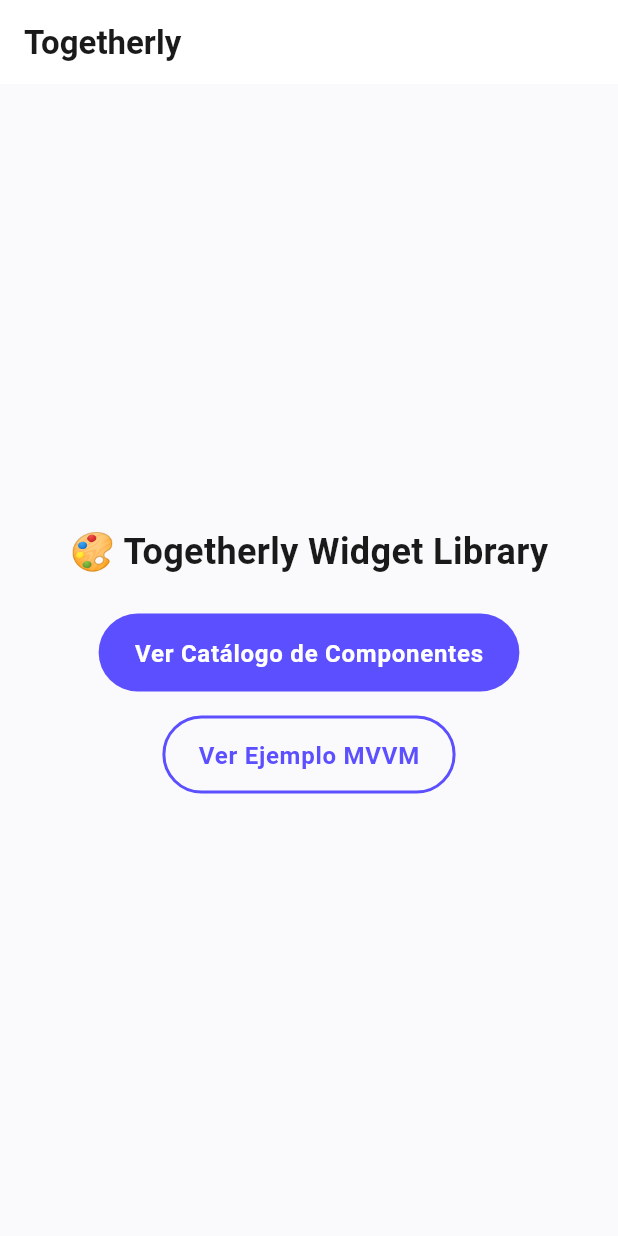
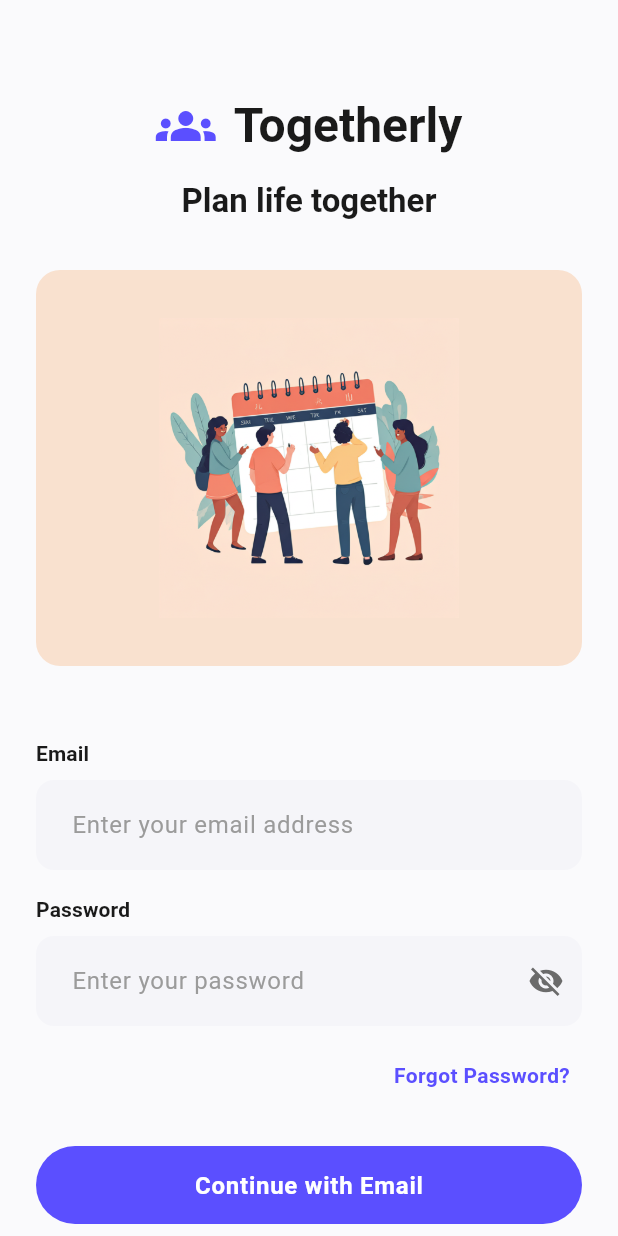
Before and after one commit to Z3r0J/togetherly_app, a Flutter app: the screen it shows after launch, on a phone screen of 412 x 824 dp. Run offline on Flutter 3.47's test engine with Material 3 defaults, Android fonts, the phone set to English and light mode, and no system bars.

Commit message:
feat: Add login view and calendar illustration asset

```diff
--- a/lib/main.dart
+++ b/lib/main.dart
@@ -4,6 +4,7 @@ import 'package:provider/provider.dart';
 import 'viewmodels/counter_view_model.dart';
 import 'views/counter_view.dart';
 import 'views/component_catalog_view.dart';
+import 'views/login_view.dart';
 import 'theme/app_theme.dart';
 
 void main() {
@@ -20,7 +21,8 @@ class MyApp extends StatelessWidget {
       child: MaterialApp(
         title: 'Togetherly App',
         theme: AppTheme.lightTheme,
-        home: const HomeScreen(),
+        debugShowCheckedModeBanner: false,
+        home: const LoginView(), // Cambiar a LoginView
       ),
     );
   }
@@ -64,6 +66,16 @@ class HomeScreen extends StatelessWidget {
               },
               child: const Text('Ver Ejemplo MVVM'),
             ),
+            const SizedBox(height: 16),
+            OutlinedButton(
+              onPressed: () {
+                Navigator.push(
+                  context,
+                  MaterialPageRoute(builder: (context) => const LoginView()),
+                );
+              },
+              child: const Text('Ver Login'),
+            ),
           ],
         ),
       ),
--- /dev/null
+++ b/lib/views/login_view.dart
@@ -0,0 +1,357 @@
+import 'package:flutter/material.dart';
+import '../widgets/widgets.dart';
+
+/// Pantalla de Login de Togetherly
+///
+/// Implementa la interfaz de login con email/password
+/// y opción de magic link
+class LoginView extends StatefulWidget {
+  const LoginView({super.key});
+
+  @override
+  State<LoginView> createState() => _LoginViewState();
+}
+
+class _LoginViewState extends State<LoginView> {
+  final _emailController = TextEditingController();
+  final _passwordController = TextEditingController();
+  bool _obscurePassword = true;
+  bool _isLoading = false;
+
+  @override
+  void dispose() {
+    _emailController.dispose();
+    _passwordController.dispose();
+    super.dispose();
+  }
+
+  @override
+  Widget build(BuildContext context) {
+    return Scaffold(
+      backgroundColor: AppColors.surface,
+      body: SafeArea(
+        child: SingleChildScrollView(
+          padding: const EdgeInsets.all(24),
+          child: Column(
+            crossAxisAlignment: CrossAxisAlignment.stretch,
+            children: [
+              const SizedBox(height: 40),
+
+              // Logo y título
+              _buildHeader(),
+
+              const SizedBox(height: 32),
+
+              // Ilustración
+              _buildIllustration(),
+
+              const SizedBox(height: 48),
+
+              // Campos de formulario
+              _buildEmailField(),
+
+              const SizedBox(height: 16),
+
+              _buildPasswordField(),
+
+              const SizedBox(height: 8),
+
+              _buildForgotPassword(),
+
+              const SizedBox(height: 24),
+
+              // Botón principal
+              AppButton(
+                text: 'Continue with Email',
+                type: AppButtonType.primary,
+                fullWidth: true,
+                isLoading: _isLoading,
+                onPressed: _handleLogin,
+              ),
+
+              const SizedBox(height: 16),
+
+              const DividerWithText(text: 'or'),
+
+              const SizedBox(height: 16),
+
+              // Botón Magic Link
+              AppButton(
+                text: 'Send me a Magic Link',
+                type: AppButtonType.outline,
+                fullWidth: true,
+                onPressed: _handleMagicLink,
+              ),
+
+              const SizedBox(height: 24),
+
+              // Link a Sign Up
+              _buildSignUpLink(),
+            ],
+          ),
+        ),
+      ),
+    );
+  }
+
+  Widget _buildHeader() {
+    return Column(
+      children: [
+        // Logo
+        Row(
+          mainAxisAlignment: MainAxisAlignment.center,
+          children: [
+            Icon(Icons.groups, size: 40, color: AppColors.primary),
+            const SizedBox(width: 12),
+            Text(
+              'Togetherly',
+              style: AppTextStyles.displaySmall.copyWith(fontSize: 32),
+            ),
+          ],
+        ),
+        const SizedBox(height: 16),
+
+        // Tagline
+        Text(
+          'Plan life together',
+          style: AppTextStyles.titleLarge,
+          textAlign: TextAlign.center,
+        ),
+      ],
+    );
+  }
+
+  Widget _buildIllustration() {
+    return Container(
+      padding: const EdgeInsets.all(32),
+      decoration: BoxDecoration(
+        color: const Color(0xFFF9E1CF),
+        borderRadius: BorderRadius.circular(16),
+      ),
+      child: Image.asset(
+        'assets/images/calendar_illustration.png',
+        height: 200,
+        errorBuilder: (context, error, stackTrace) {
+          // Placeholder en caso de que no exista la imagen
+          return Container(
+            height: 200,
+            decoration: BoxDecoration(
+              color: AppColors.surfaceVariant,
+              borderRadius: BorderRadius.circular(8),
+            ),
+            child: Column(
+              mainAxisAlignment: MainAxisAlignment.center,
+              children: [
+                Icon(
+                  Icons.calendar_today,
+                  size: 80,
+                  color: AppColors.primary.withOpacity(0.3),
+                ),
+                const SizedBox(height: 16),
+                Text(
+                  'Plan together',
+                  style: AppTextStyles.bodyLarge.copyWith(
+                    color: AppColors.textSecondary,
+                  ),
+                ),
+              ],
+            ),
+          );
+        },
+      ),
+    );
+  }
+
+  Widget _buildEmailField() {
+    return AppTextField(
+      label: 'Email',
+      hintText: 'Enter your email address',
+      controller: _emailController,
+      keyboardType: TextInputType.emailAddress,
+      enabled: !_isLoading,
+    );
+  }
+
+  Widget _buildPasswordField() {
+    return AppTextField(
+      label: 'Password',
+      hintText: 'Enter your password',
+      controller: _passwordController,
+      obscureText: _obscurePassword,
+      enabled: !_isLoading,
+      suffixIcon: _obscurePassword ? Icons.visibility_off : Icons.visibility,
+      onSuffixIconPressed: () {
+        setState(() => _obscurePassword = !_obscurePassword);
+      },
+    );
+  }
+
+  Widget _buildForgotPassword() {
+    return Align(
+      alignment: Alignment.centerRight,
+      child: TextButton(
+        onPressed: _isLoading ? null : _handleForgotPassword,
+        style: TextButton.styleFrom(
+          padding: const EdgeInsets.symmetric(horizontal: 8, vertical: 4),
+        ),
+        child: Text(
+          'Forgot Password?',
+          style: AppTextStyles.bodyMedium.copyWith(
+            color: AppColors.primary,
+            fontWeight: FontWeight.w600,
+          ),
+        ),
+      ),
+    );
+  }
+
+  Widget _buildSignUpLink() {
+    return Row(
+      mainAxisAlignment: MainAxisAlignment.center,
+      children: [
+        Text(
+          'Don\'t have an account? ',
+          style: AppTextStyles.bodyMedium.copyWith(
+            color: AppColors.textSecondary,
+          ),
+        ),
+        GestureDetector(
+          onTap: _isLoading ? null : _handleSignUp,
+          child: Text(
+            'Sign up',
+            style: AppTextStyles.bodyMedium.copyWith(
+              color: AppColors.primary,
+              fontWeight: FontWeight.w600,
+            ),
+          ),
+        ),
+      ],
+    );
+  }
+
+  Future<void> _handleLogin() async {
+    // Validación básica
+    if (_emailController.text.isEmpty) {
+      _showError('Please enter your email');
+      return;
+    }
+
+    if (_passwordController.text.isEmpty) {
+      _showError('Please enter your password');
+      return;
+    }
+
+    setState(() => _isLoading = true);
+
+    try {
+      // Aquí iría la llamada al servicio de autenticación
+      await Future.delayed(const Duration(seconds: 2)); // Simulación
+
+      if (!mounted) return;
+
+      // Navegar a la pantalla principal
+      // Navigator.pushReplacement(
+      //   context,
+      //   MaterialPageRoute(builder: (context) => const HomeView()),
+      // );
+
+      _showSuccess('Login successful!');
+    } catch (e) {
+      _showError('Invalid email or password');
+    } finally {
+      if (mounted) {
+        setState(() => _isLoading = false);
+      }
+    }
+  }
+
+  Future<void> _handleMagicLink() async {
+    if (_emailController.text.isEmpty) {
+      _showError('Please enter your email');
+      return;
+    }
+
+    setState(() => _isLoading = true);
+
+    try {
+      // Aquí iría la llamada al servicio de magic link
+      await Future.delayed(const Duration(seconds: 2)); // Simulación
+
+      if (!mounted) return;
+
+      _showSuccess('Magic link sent! Check your email.');
+    } catch (e) {
+      _showError('Failed to send magic link');
+    } finally {
+      if (mounted) {
+        setState(() => _isLoading = false);
+      }
+    }
+  }
+
+  void _handleForgotPassword() {
+    // Navegar a la pantalla de recuperación de contraseña
+    showDialog(
+      context: context,
+      builder: (context) => AlertDialog(
+        title: const Text('Reset Password'),
+        content: const Text(
+          'Enter your email address and we\'ll send you a link to reset your password.',
+        ),
+        actions: [
+          TextButton(
+            onPressed: () => Navigator.pop(context),
+            child: const Text('Cancel'),
+          ),
+          TextButton(
+            onPressed: () {
+              Navigator.pop(context);
+              _showSuccess('Password reset link sent!');
+            },
+            child: const Text('Send'),
+          ),
+        ],
+      ),
+    );
+  }
+
+  void _handleSignUp() {
+    // Navegar a la pantalla de registro
+    // Navigator.push(
+    //   context,
+    //   MaterialPageRoute(builder: (context) => const SignUpView()),
+    // );
+
+    _showInfo('Navigate to Sign Up screen');
+  }
+
+  void _showError(String message) {
+    ScaffoldMessenger.of(context).showSnackBar(
+      SnackBar(
+        content: Text(message),
+        backgroundColor: AppColors.error,
+        behavior: SnackBarBehavior.floating,
+      ),
+    );
+  }
+
+  void _showSuccess(String message) {
+    ScaffoldMessenger.of(context).showSnackBar(
+      SnackBar(
+        content: Text(message),
+        backgroundColor: AppColors.success,
+        behavior: SnackBarBehavior.floating,
+      ),
+    );
+  }
+
+  void _showInfo(String message) {
+    ScaffoldMessenger.of(context).showSnackBar(
+      SnackBar(
+        content: Text(message),
+        backgroundColor: AppColors.info,
+        behavior: SnackBarBehavior.floating,
+      ),
+    );
+  }
+}
--- a/pubspec.yaml
+++ b/pubspec.yaml
@@ -58,9 +58,8 @@ flutter:
   uses-material-design: true
 
   # To add assets to your application, add an assets section, like this:
-  # assets:
-  #   - images/a_dot_burr.jpeg
-  #   - images/a_dot_ham.jpeg
+  assets:
+    - assets/images/
 
   # An image asset can refer to one or more resolution-specific "variants", see
   # https://flutter.dev/to/resolution-aware-images
```
Also changed, not shown: assets/images/calendar_illustration.png (added).
